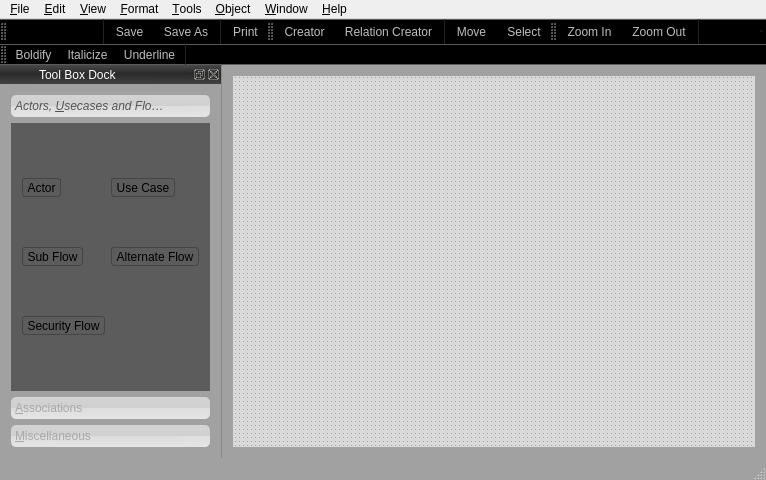
This is concerto.ui in adityaanandmc/concerto as Qt 5 draws it before an edit. The edited form follows.
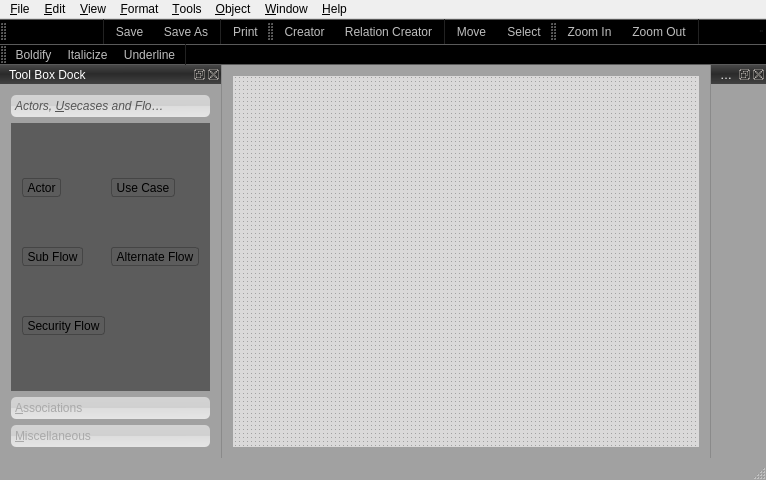
This is the edited form. Icons and pictures are not drawn.

Commit message:
Undo/Redo support
More of a MVVP approach to syncing the Diagram Scene and the User's
actions.

The edit to the form file:
```diff
--- a/concerto.ui
+++ b/concerto.ui
@@ -28,7 +28,7 @@
  QDockWidget::title {
      text-align: left;
      background: qlineargradient(spread:pad, x1:0.481, y1:0, x2:0.495, y2:1, stop:0 rgba(72, 72, 72, 255), stop:0.480952 rgba(41, 41, 41, 255), stop:0.485714 rgba(43, 43, 43, 255), stop:1 rgba(66, 66, 66, 255));
-     padding-left: 35px;
+     padding-left: 5px;
  }
 
 QToolBar {
@@ -1153,6 +1153,54 @@
    <addaction name="action_Underline"/>
    <addaction name="separator"/>
   </widget>
+  <widget class="QDockWidget" name="historyDock">
+   <property name="toolTip">
+    <string>Undo &amp; Redo</string>
+   </property>
+   <property name="styleSheet">
+    <string notr="true"> QUndoView {
+     show-decoration-selected: 1; /* make the selection span the entire width of the view */
+	
+	background-color: qlineargradient(spread:pad, x1:0.49, y1:0.0227273, x2:0.472, y2:0.994318, stop:0 rgba(136, 136, 136, 255), stop:0.242857 rgba(157, 157, 157, 255), stop:0.871429 rgba(133, 119, 129, 255), stop:1 rgba(125, 111, 121, 255));
+
+	border: 0;
+ }
+
+QUndoView::item {
+	padding: 3px;
+}
+
+ QUndoView::item:alternate {
+     background: #D8D8D8;
+ }
+
+ QUndoView::item:selected {
+     border: 1px solid #5F5F5F;
+ }
+
+ QUndoView::item:selected:!active {
+     background: qlineargradient(spread:reflect, x1:0.505, y1:0.028, x2:0.509, y2:0.477, stop:0.128571 rgba(163, 163, 163, 255), stop:1 rgba(145, 145, 145, 255));
+ }
+
+ QUndoView::item:selected:active {
+     background: qlineargradient(spread:reflect, x1:0.505, y1:0.028, x2:0.509, y2:0.477, stop:0 rgba(90, 90, 90, 255), stop:0.847619 rgba(64, 64, 64, 255));
+ }
+
+ QUndoView::item:hover {
+     background: qlineargradient(x1: 0, y1: 0, x2: 0, y2: 1,
+                                 stop: 0 #E6E6E6, stop: 1 #C9C9C9);
+ }</string>
+   </property>
+   <property name="windowTitle">
+    <string>Document History</string>
+   </property>
+   <attribute name="dockWidgetArea">
+    <number>2</number>
+   </attribute>
+   <widget class="QWidget" name="dockWidgetContents_2">
+    <layout class="QVBoxLayout" name="verticalLayout_2"/>
+   </widget>
+  </widget>
   <action name="action_New">
    <property name="icon">
     <iconset resource="Image-Resources.qrc">
```
The commit also changes 23 other files.
